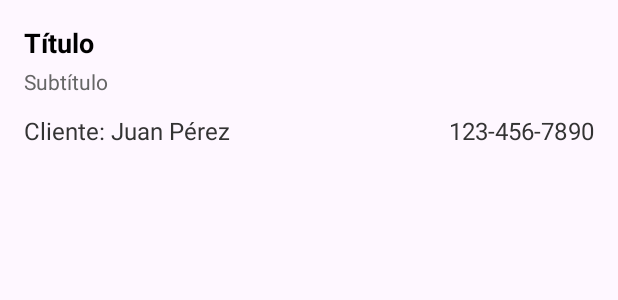
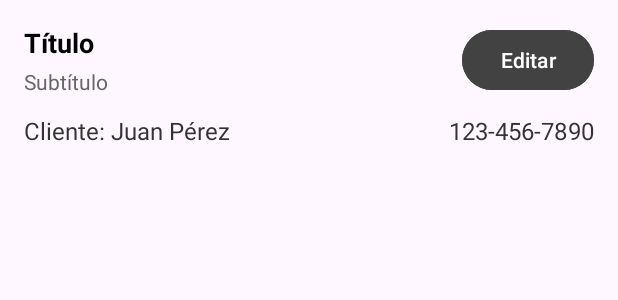
Before and after one commit to josebarrontovar/Kiname, an Android app: the layout item_assignment_appointments.xml on its own in the app's theme, with its tools: preview values and no code run, on a phone screen of 412 x 824 dp. Shown: the top 300 px of the screen. Run offline under Robolectric (Android 15) with nearby library versions, the phone set to English and light mode, and no system bars.

Commit message:
Recycler Edit

```diff
--- a/app/src/main/java/com/example/kiname/domain/model/Appoinment.kt
+++ b/app/src/main/java/com/example/kiname/domain/model/Appoinment.kt
@@ -1,6 +1,7 @@
 package com.example.kiname.domain.model
 
 class Appoinment(
+    var id: String? = null,
     var clientName: String = "",
     var clientLastName: String = "",
     var clientPhone: String = "",
--- a/app/src/main/res/layout/item_assignment_appointments.xml
+++ b/app/src/main/res/layout/item_assignment_appointments.xml
@@ -1,61 +1,73 @@
 <!-- item_layout.xml -->
-<androidx.constraintlayout.widget.ConstraintLayout
-    xmlns:android="http://schemas.android.com/apk/res/android"
+<androidx.constraintlayout.widget.ConstraintLayout xmlns:android="http://schemas.android.com/apk/res/android"
     xmlns:app="http://schemas.android.com/apk/res-auto"
     android:layout_width="match_parent"
     android:layout_height="wrap_content"
     android:padding="16dp">
+
+    <!-- Botón Editar en la esquina superior derecha -->
+    <Button
+        android:id="@+id/btnEdit"
+        android:layout_width="wrap_content"
+        android:layout_height="wrap_content"
+        android:backgroundTint="@color/cardview_dark_background"
+        android:text="Editar"
+        android:textColor="@android:color/white"
+        android:textSize="14sp"
+        app:layout_constraintEnd_toEndOf="parent"
+        app:layout_constraintTop_toTopOf="parent" />
 
     <!-- Título -->
     <TextView
         android:id="@+id/tvTitle"
         android:layout_width="0dp"
         android:layout_height="wrap_content"
+        android:layout_marginEnd="60dp"
         android:text="Título"
+        android:textColor="#000000"
         android:textSize="18sp"
         android:textStyle="bold"
-        android:textColor="#000000"
+        app:layout_constraintEnd_toStartOf="@id/btnEdit"
         app:layout_constraintStart_toStartOf="parent"
-        app:layout_constraintTop_toTopOf="parent"
-        app:layout_constraintEnd_toEndOf="parent"/>
+        app:layout_constraintTop_toTopOf="parent" />
 
     <!-- Subtítulo -->
     <TextView
         android:id="@+id/tvSubtitle"
         android:layout_width="0dp"
         android:layout_height="wrap_content"
+        android:layout_marginTop="4dp"
         android:text="Subtítulo"
+        android:textColor="#666666"
         android:textSize="14sp"
-        android:textColor="#666666"
-        android:layout_marginTop="4dp"
+        app:layout_constraintEnd_toEndOf="parent"
         app:layout_constraintStart_toStartOf="parent"
-        app:layout_constraintTop_toBottomOf="@id/tvTitle"
-        app:layout_constraintEnd_toEndOf="parent"/>
+        app:layout_constraintTop_toBottomOf="@id/tvTitle" />
 
     <!-- Nombre del Cliente -->
     <TextView
         android:id="@+id/tvClientName"
         android:layout_width="0dp"
         android:layout_height="wrap_content"
+        android:layout_marginTop="12dp"
         android:text="Cliente: Juan Pérez"
+        android:textColor="#333333"
         android:textSize="16sp"
-        android:textColor="#333333"
-        android:layout_marginTop="12dp"
+        app:layout_constraintEnd_toStartOf="@id/tvPhone"
+        app:layout_constraintHorizontal_bias="0"
         app:layout_constraintStart_toStartOf="parent"
-        app:layout_constraintTop_toBottomOf="@id/tvSubtitle"
-        app:layout_constraintEnd_toStartOf="@id/tvPhone"
-        app:layout_constraintHorizontal_bias="0"/>
+        app:layout_constraintTop_toBottomOf="@id/tvSubtitle" />
 
     <!-- Teléfono -->
     <TextView
         android:id="@+id/tvPhone"
         android:layout_width="wrap_content"
         android:layout_height="wrap_content"
+        android:layout_marginTop="12dp"
         android:text="123-456-7890"
+        android:textColor="#333333"
         android:textSize="16sp"
-        android:textColor="#333333"
-        android:layout_marginTop="12dp"
-        app:layout_constraintTop_toBottomOf="@id/tvSubtitle"
-        app:layout_constraintEnd_toEndOf="parent"/>
+        app:layout_constraintEnd_toEndOf="parent"
+        app:layout_constraintTop_toBottomOf="@id/tvSubtitle" />
 
 </androidx.constraintlayout.widget.ConstraintLayout>
```
Also changed, not shown: app/src/main/java/com/example/kiname/data/impl/AppoinmentRepositoryImpl.kt (+22 -5 lines), app/src/main/java/com/example/kiname/presentation/components/AppointmentAdapter.kt (+21 -2 lines), app/src/main/java/com/example/kiname/presentation/ui/addappoinment/AddAppointmentActivity.kt (+18 -1 lines).
